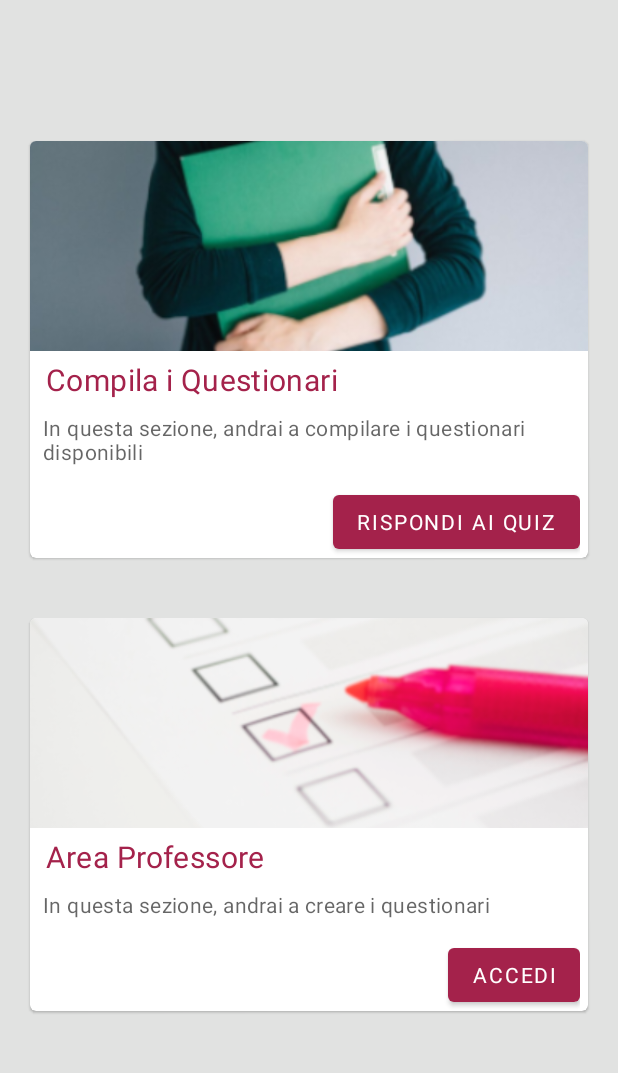
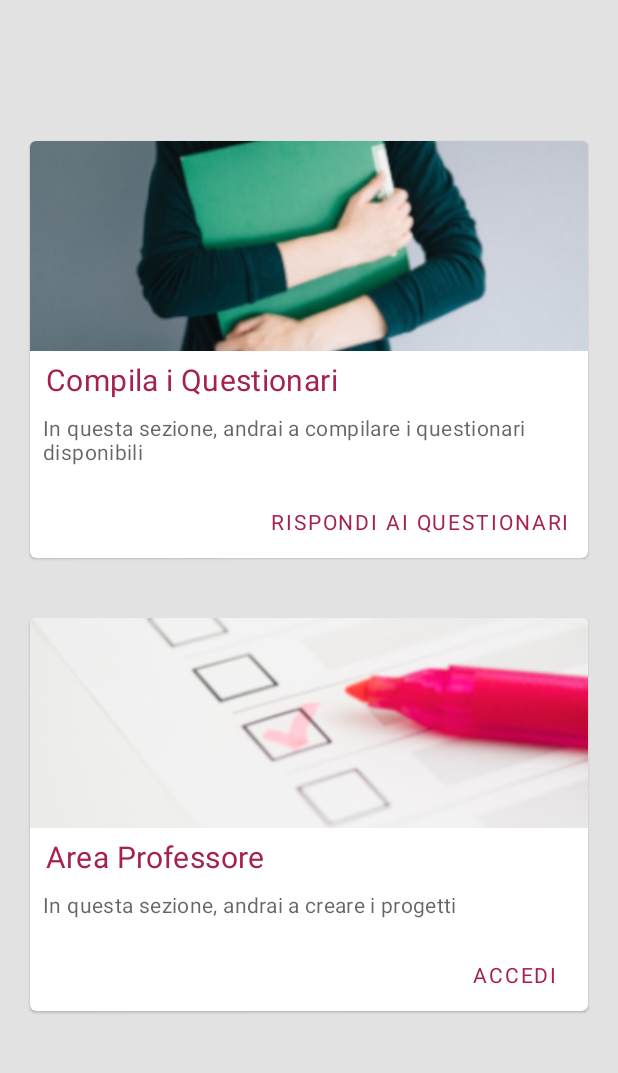
Before and after one commit to Zetlark28/BICAP-Project, an Android app: the screen it shows after launch (HomePage), on a phone screen of 412 x 824 dp, the part 84-1157 px from its top. Run offline under Robolectric (Android 15) with nearby library versions, the phone set to English and light mode, and no system bars; Roboto replaces fonts that are not available here.

Commit message:
Aggiunti titoli toolbar in EliminaProgetti e ListaProgetti Cambiato stile bottoni in material design di homepage e homepage somministratore

```diff
--- a/app/src/main/java/it/unimib/bicap/CongratulazioniScreen.java
+++ b/app/src/main/java/it/unimib/bicap/CongratulazioniScreen.java
@@ -43,7 +43,7 @@ public class CongratulazioniScreen extends AppCompatActivity {
                 startActivity(intent);
                 finish();
             }
-        },3750);
+        },10000);
 
     }
     //override startActivity con animazione slide avanti
--- a/app/src/main/java/it/unimib/bicap/EliminaProgetti.java
+++ b/app/src/main/java/it/unimib/bicap/EliminaProgetti.java
@@ -49,6 +49,7 @@ public class EliminaProgetti extends AppCompatActivity {
         setContentView(v);
 
         Toolbar toolbar = findViewById(R.id.toolbar_main);
+        toolbar.setTitle("Eliminazione progetto");
         setSupportActionBar(toolbar);
         final EliminaProgetti instance = this;
 
--- a/app/src/main/java/it/unimib/bicap/ListaProgetti.java
+++ b/app/src/main/java/it/unimib/bicap/ListaProgetti.java
@@ -36,6 +36,7 @@ public class ListaProgetti extends AppCompatActivity {
         setRequestedOrientation(ActivityInfo.SCREEN_ORIENTATION_PORTRAIT);
 
         Toolbar toolbar = findViewById(R.id.toolbar_main);
+        toolbar.setTitle("Lista questionari");
         setSupportActionBar(toolbar);
 
         toolbar.setNavigationOnClickListener(new View.OnClickListener() {
--- a/app/src/main/res/layout/activity_homepage.xml
+++ b/app/src/main/res/layout/activity_homepage.xml
@@ -71,12 +71,12 @@
 
                     <com.google.android.material.button.MaterialButton
                         android:id="@+id/btnQuiz"
-                        style="materialbutt"
+                        style="@style/Widget.MaterialComponents.Button.TextButton"
                         android:layout_width="wrap_content"
                         android:layout_height="wrap_content"
                         android:layout_gravity="center_horizontal|end"
                         android:layout_marginTop="10dp"
-                        android:text="Rispondi ai quiz" />
+                        android:text="Rispondi ai questionari" />
                 </LinearLayout>
             </LinearLayout>
         </com.google.android.material.card.MaterialCardView>
@@ -125,19 +125,18 @@
                         android:layout_width="wrap_content"
                         android:layout_height="wrap_content"
                         android:padding="3dp"
-                        android:text="In questa sezione, andrai a creare i questionari"
+                        android:text="In questa sezione, andrai a creare i progetti"
                         android:textAppearance="?attr/textAppearanceBody2"
                         android:textColor="?android:attr/textColorSecondary" />
 
                     <com.google.android.material.button.MaterialButton
                         android:id="@+id/btnProf"
-                        style="materialbutt"
+                        style="@style/Widget.MaterialComponents.Button.TextButton"
                         android:layout_width="wrap_content"
                         android:layout_height="wrap_content"
                         android:layout_gravity="center_horizontal|end"
                         android:layout_marginTop="10dp"
-                        android:text="Accedi"
-                        app:backgroundTint="@color/colorPrimary" />
+                        android:text="Accedi" />
                 </LinearLayout>
             </LinearLayout>
         </com.google.android.material.card.MaterialCardView>
```
Also changed, not shown: app/src/main/res/layout/activity_homepage_somministratore.xml (+4 -4 lines).
